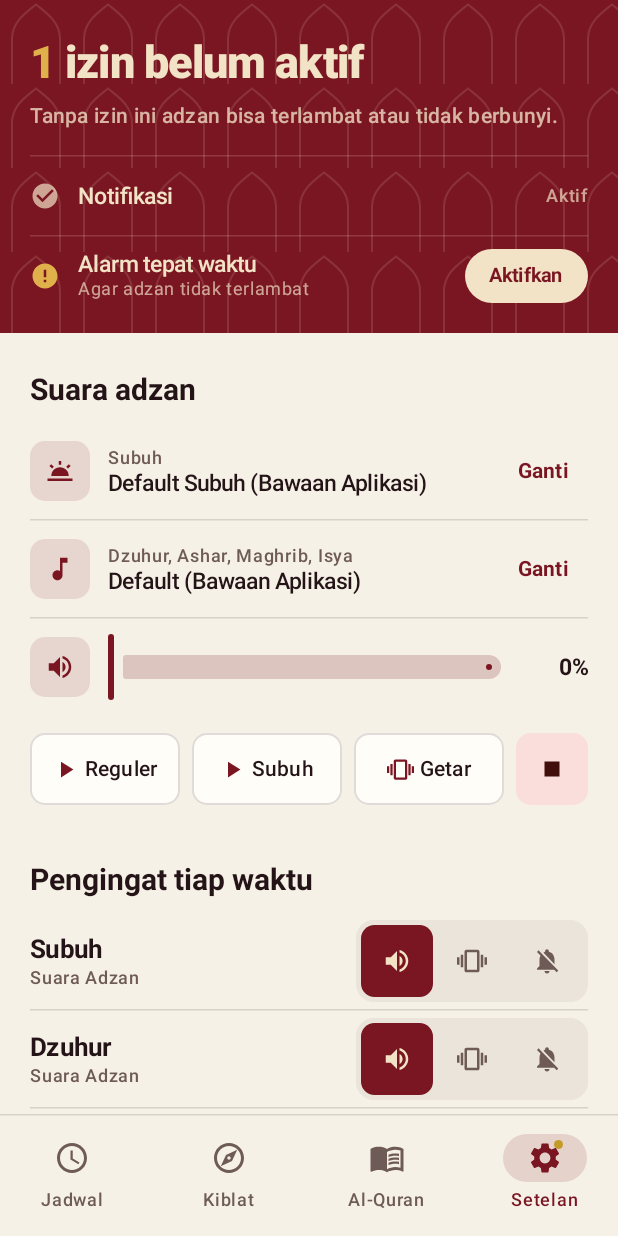
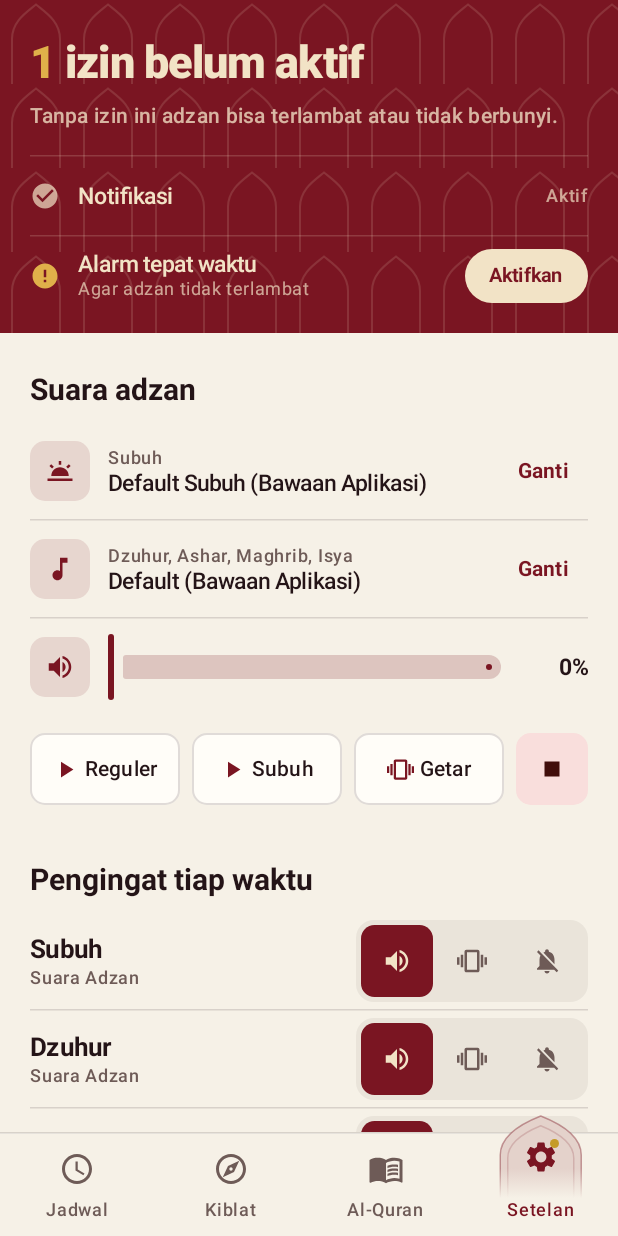
Before and after one commit to rifki-sgnic/MyPrayer, an Android app built with Jetpack Compose: the screen it shows after launch (MainActivity), item 4 of the bottom bar chosen, on a phone screen of 412 x 824 dp. Run offline under Robolectric (Android 15) with nearby library versions, the phone set to English and light mode, and no system bars; our stand-ins replace Room's generated code; libraries missing offline, so code that uses them is left out: androidx.lifecycle.viewmodel, com.batoulapps.adhan2; 18 statements that could not run were skipped.

Commit message:
Add mihrab navigation and refine launch motion
Replace the Material navigation bar with a custom animated mihrab tab bar, improve reader full-screen behavior, and retune the splash and home launch cascade.

```diff
--- a/app/src/main/java/com/rfksgn/myprayer/MainActivity.kt
+++ b/app/src/main/java/com/rfksgn/myprayer/MainActivity.kt
@@ -54,9 +54,30 @@ import androidx.compose.material3.ColorScheme
 import androidx.compose.material3.HorizontalDivider
 import androidx.compose.material3.Icon
 import androidx.compose.material3.MaterialTheme
-import androidx.compose.material3.NavigationBar
-import androidx.compose.material3.NavigationBarItem
-import androidx.compose.material3.NavigationBarItemDefaults
+import androidx.compose.animation.core.animateDpAsState
+import androidx.compose.animation.core.animateFloatAsState
+import androidx.compose.foundation.layout.Arrangement
+import androidx.compose.foundation.layout.Row
+import androidx.compose.foundation.layout.WindowInsets
+import androidx.compose.foundation.layout.fillMaxHeight
+import androidx.compose.foundation.layout.fillMaxWidth
+import androidx.compose.foundation.layout.height
+import androidx.compose.foundation.layout.navigationBars
+import androidx.compose.foundation.layout.offset
+import androidx.compose.foundation.layout.windowInsetsPadding
+import androidx.compose.foundation.selection.selectable
+import androidx.compose.foundation.selection.selectableGroup
+import androidx.compose.material3.LocalContentColor
+import androidx.compose.ui.Alignment
+import androidx.compose.ui.draw.drawBehind
+import androidx.compose.ui.draw.drawWithCache
+import androidx.compose.foundation.layout.navigationBarsPadding
+import androidx.compose.ui.graphics.Brush
+import androidx.compose.ui.graphics.Path
+import androidx.compose.ui.graphics.drawscope.Stroke
+import androidx.compose.ui.graphics.drawscope.translate
+import androidx.compose.ui.semantics.Role
+import androidx.compose.ui.semantics.clearAndSetSemantics
 import androidx.compose.material3.Scaffold
 import androidx.compose.material3.SnackbarDuration
 import androidx.compose.material3.SnackbarHost
@@ -126,12 +147,14 @@ class MainActivity : ComponentActivity() {
         // the loading spinner shows. ponytail: 1.5s cap, so a stuck load still opens the app.
         val splashStart = SystemClock.uptimeMillis()
         splash.setKeepOnScreenCondition { !contentReady && SystemClock.uptimeMillis() - splashStart < 1500 }
-        // The mark shrinks away and the splash fades in 160ms; Jadwal's cascade plays underneath
+        // The mark shrinks as the splash fades in 160ms; Jadwal's cascade plays underneath. Strong ease-out, so the
+        // schedule shows from the first frames instead of waiting behind a slow start.
         splash.setOnExitAnimationListener { provider ->
-            val accelerate = PathInterpolator(0.3f, 0f, 0.8f, 0.15f)
-            provider.iconView.animate().alpha(0f).scaleX(0.8f).scaleY(0.8f)
-                .setDuration(160).setInterpolator(accelerate).start()
-            provider.view.animate().alpha(0f).setDuration(160).setInterpolator(accelerate)
+            val easeOut = PathInterpolator(0.23f, 1f, 0.32f, 1f)
+            // The splash's fade carries the mark too, so the mark only shrinks
+            provider.iconView.animate().scaleX(0.8f).scaleY(0.8f)
+                .setDuration(160).setInterpolator(easeOut).start()
+            provider.view.animate().alpha(0f).setDuration(160).setInterpolator(easeOut)
                 .withEndAction { provider.remove() }.start()
         }
         // A config change or restored process doesn't replay the launch
@@ -271,7 +294,7 @@ class MainActivity : ComponentActivity() {
                         AnimatedVisibility(
                             visible = !(selectedTab == 2 && quranUiState.isReaderActive),
                             enter = slideInVertically(tween(300, easing = EmphasizedEasing)) { it },
-                            exit = slideOutVertically(tween(200)) { it }
+                            exit = slideOutVertically(tween(200, easing = EmphasizedEasing)) { it }
                         ) {
                         AppNavigationBar(
                             selectedTab = selectedTab,
@@ -285,9 +308,8 @@ class MainActivity : ComponentActivity() {
                             onSelect = { tab ->
                                 if (tab != selectedTab) {
                                     selectedTab = tab
-                                } else when (tab) {
-                                    2 -> quranViewModel.closeActiveSurah()
-                                    3 -> navScope.launch { settingsScroll.animateScrollTo(0) }
+                                } else if (tab == 3) {
+                                    navScope.launch { settingsScroll.animateScrollTo(0) }
                                 }
                             }
                         )
@@ -382,7 +404,10 @@ class MainActivity : ComponentActivity() {
                             onToggleShowLatin = quranViewModel::toggleShowLatin,
                             onSetArabicSize = quranViewModel::setArabicSize,
                             onDownloadFullQuran = quranViewModel::downloadAll30JuzOffline,
-                            modifier = Modifier.padding(innerPadding)
+                            // The reader never pads for the bar, so the bar slides over it without the content jumping
+                            modifier = if (quranUiState.isReaderActive) {
+                                Modifier.padding(top = innerPadding.calculateTopPadding()).navigationBarsPadding()
+                            } else Modifier.padding(innerPadding)
                         ) } }
 
                         3 -> SettingsScreen(
@@ -442,48 +467,104 @@ private fun AppNavigationBar(
     val indicator by animateColorAsState(scheme.secondaryContainer, spec, label = "navIndicator")
     val muted by animateColorAsState(scheme.onSurfaceVariant, spec, label = "navMuted")
     val badge by animateColorAsState(scheme.secondary, spec, label = "navBadge")
-    val itemColors = NavigationBarItemDefaults.colors(
-        selectedIconColor = accent,
-        selectedTextColor = accent,
-        indicatorColor = indicator,
-        unselectedIconColor = muted,
-        unselectedTextColor = muted
-    )
     // One pulse per tap, reselects included, so every tap is answered
     val pulses = remember { mutableStateListOf(0, 0, 0, 0) }
+    // The niche glides to the selected tab; read only in the draw phase
+    // 250ms, so the niche (the tap's answer) lands just before the 300ms page slide
+    val nichePos by animateFloatAsState(selectedTab.toFloat(), tween(250, easing = EmphasizedEasing), label = "navNiche")
 
     Column {
         HorizontalDivider(thickness = 1.dp, color = line)
-        NavigationBar(containerColor = surface, tonalElevation = 0.dp) {
+        Row(
+            Modifier
+                .fillMaxWidth()
+                // Read in draw, so the palette change repaints the bar rather than recomposing it
+                .drawBehind { drawRect(surface) }
+                .windowInsetsPadding(WindowInsets.navigationBars)
+                .height(68.dp)
+                .drawWithCache {
+                    val u = 1.dp.toPx()
+                    val niche = mihrabPath(u, close = true)
+                    val edge = mihrabPath(u, close = false)
+                    val inner = Path().apply {
+                        moveTo(7 * u, 58 * u); lineTo(7 * u, 29 * u)
+                        cubicTo(7 * u, 19 * u, 18 * u, 12 * u, 29 * u, 7.5f * u)
+                        cubicTo(40 * u, 12 * u, 51 * u, 19 * u, 51 * u, 29 * u)
+                        lineTo(51 * u, 58 * u)
+                    }
+                    val hairline = Stroke(width = u)
+                    // The niche fades into the bar from 62% of its height down
+                    fun fade(c: Color) = Brush.verticalGradient(0.62f to c, 0.96f to c.copy(alpha = 0f), endY = 58 * u)
+                    onDrawBehind {
+                        // Rises 13dp above the bar's hairline, centred on the selected item
+                        translate(left = (nichePos + 0.5f) * size.width / navTabs.size - 29 * u, top = -13 * u) {
+                            drawPath(niche, fade(indicator))
+                            drawPath(edge, fade(accent.copy(alpha = 0.4f)), style = hairline)
+                            drawPath(inner, fade(accent.copy(alpha = 0.18f)), style = hairline)
+                        }
+                    }
+                }
+                .selectableGroup()
+        ) {
             navTabs.forEachIndexed { index, tab ->
                 val selected = selectedTab == index
                 val flagged = index == 3 && missingPermissions > 0
-                NavigationBarItem(
+                val color by animateColorAsState(if (selected) accent else muted, tween(200), label = "navItem")
+                // The selected icon stands up into the niche
+                val lift by animateDpAsState(if (selected) (-8).dp else 0.dp, tween(250, easing = EmphasizedEasing), label = "navLift")
+                Column(
+                    modifier = Modifier
+                        .weight(1f)
+                        .fillMaxHeight()
+                        // The icon's settle answers each tap, so no ripple fights the niche
+                        .selectable(
                             selected = selected,
                             onClick = {
                                 pulses[index]++
                                 onSelect(index)
                             },
-                    icon = {
-                        BadgedBox(badge = {
-                            // qualified: the bar's RowScope would otherwise pick RowScope.AnimatedVisibility
-                            androidx.compose.animation.AnimatedVisibility(visible = flagged, enter = scaleIn() + fadeIn(), exit = scaleOut() + fadeOut()) {
+                            role = Role.Tab,
+                            interactionSource = null,
+                            indication = null
+                        )
+                        .semantics {
+                            contentDescription = if (flagged) "${tab.label}, $missingPermissions izin belum aktif" else tab.label
+                        }
+                        .padding(bottom = 9.dp),
+                    verticalArrangement = Arrangement.spacedBy(7.dp, Alignment.Bottom),
+                    horizontalAlignment = Alignment.CenterHorizontally
+                ) {
+                    CompositionLocalProvider(LocalContentColor provides color) {
+                        BadgedBox(
+                            badge = {
+                                // qualified: the item's ColumnScope would otherwise pick ColumnScope.AnimatedVisibility
+                                androidx.compose.animation.AnimatedVisibility(
+                                    visible = flagged,
+                                    enter = scaleIn(initialScale = 0.9f) + fadeIn(tween(150)),
+                                    exit = scaleOut(targetScale = 0.9f) + fadeOut(tween(150))
+                                ) {
                                     Badge(containerColor = badge)
                                 }
-                        }) {
+                            },
+                            modifier = Modifier.offset { IntOffset(0, lift.roundToPx()) }
+                        ) {
                             NavIcon(tab, selected, pulses[index])
                         }
-                    },
-                    label = { Text(tab.label) },
-                    colors = itemColors,
-                    // The icon's semantics are cleared under a label, so the warning goes on the item
-                    modifier = if (flagged) {
-                        Modifier.semantics { contentDescription = "${tab.label}, $missingPermissions izin belum aktif" }
-                    } else Modifier
-                )
+                        Text(tab.label, style = MaterialTheme.typography.labelMedium, modifier = Modifier.clearAndSetSemantics { })
                     }
                 }
             }
+        }
+    }
+}
+
+/** The mihrab niche: a pointed arch 54dp wide in a 58dp box, open at the bottom when only its edge is drawn. */
+private fun mihrabPath(u: Float, close: Boolean) = Path().apply {
+    moveTo(2 * u, 58 * u); lineTo(2 * u, 27 * u)
+    cubicTo(2 * u, 15 * u, 15 * u, 6.5f * u, 29 * u, 1 * u)
+    cubicTo(43 * u, 6.5f * u, 56 * u, 15 * u, 56 * u, 27 * u)
+    lineTo(56 * u, 58 * u)
+    if (close) close()
 }
 
 @Composable
@@ -493,7 +574,7 @@ private fun NavIcon(tab: NavTab, selected: Boolean, pulse: Int) {
     LaunchedEffect(pulse) {
         if (pulse > 0) {
             settle.snapTo(0f)
-            settle.animateTo(1f, spring(dampingRatio = 0.55f, stiffness = 380f))
+            settle.animateTo(1f, spring(dampingRatio = 0.8f, stiffness = 380f))
         }
     }
     Crossfade(targetState = selected, animationSpec = tween(150), label = "navIconFill") { filled ->
@@ -503,7 +584,7 @@ private fun NavIcon(tab: NavTab, selected: Boolean, pulse: Int) {
             modifier = Modifier.graphicsLayer {
                 val p = settle.value
                 rotationZ = tab.turn * (1f - p)
-                val s = 0.8f + 0.2f * p
+                val s = 0.9f + 0.1f * p
                 scaleX = s
                 scaleY = s
             }
--- a/app/src/main/java/com/rfksgn/myprayer/presentation/home/HomeScreen.kt
+++ b/app/src/main/java/com/rfksgn/myprayer/presentation/home/HomeScreen.kt
@@ -197,7 +197,7 @@ fun HomeScreen(
             }
 
             // 2. NEXT PRAYER: the name leads; time and countdown share one line beneath it
-            Box(Modifier.launchEntrance(1)) {
+            Box(Modifier.launchEntrance(2)) {
             NextPrayerBlock(
                 nextPrayerName = schedule.nextPrayerName,
                 nextPrayerTime = nextPrayerTargetTime,
--- a/app/src/main/java/com/rfksgn/myprayer/ui/theme/LaunchEntrance.kt
+++ b/app/src/main/java/com/rfksgn/myprayer/ui/theme/LaunchEntrance.kt
@@ -10,27 +10,30 @@ import androidx.compose.ui.unit.dp
 
 /*
  * The launch cascade (DESIGN.md: Launch). As the splash fades, Jadwal settles in from the top: each block
- * fades in and rises 12dp over 280ms, starting 60ms in and 28ms after the block above it.
+ * fades in and rises over 220ms. Indices: 0 header, 1 location card (first run), 2 next prayer,
+ * 3 schedule label, 4-9 the six rows.
  */
-private const val CascadeStartMs = 60f
-private const val CascadeStepMs = 28f
-private const val CascadeItemMs = 280f
-private const val CascadeItems = 10
+private const val CascadeItemMs = 220f
+// When each block starts (ms). Gaps shrink down the page so the group reads as one wave, not a metronome.
+private val CascadeDelayMs = floatArrayOf(0f, 30f, 50f, 70f, 80f, 88f, 94f, 98f, 100f, 100f)
+// The next prayer leads, so it travels furthest; everything else only settles
+private const val LeadIndex = 2
 private val EmphasizedDecelerate = CubicBezierEasing(0.05f, 0.7f, 0.1f, 1f)
 
 /** The whole cascade, for the clock that drives [LocalLaunchProgress] from 0 to 1. */
-const val LaunchCascadeMs = (CascadeStartMs + (CascadeItems - 1) * CascadeStepMs + CascadeItemMs).toInt()
+val LaunchCascadeMs = (CascadeDelayMs.last() + CascadeItemMs).toInt()
 
 /** Launch progress from 0 to 1; read in the draw phase only. Settled (1) whenever no launch is playing. */
 val LocalLaunchProgress = staticCompositionLocalOf<() -> Float> { { 1f } }
 
-/** Places this block in the launch cascade at [index] (0 is the top of Jadwal). */
+/** Places this block in the launch cascade at [index] (see the index list above). */
 @Composable
 fun Modifier.launchEntrance(index: Int): Modifier {
     val progress = LocalLaunchProgress.current
-    val rise = with(LocalDensity.current) { 12.dp.toPx() }
+    val rise = with(LocalDensity.current) { (if (index == LeadIndex) 12.dp else 6.dp).toPx() }
+    val delay = CascadeDelayMs[index]
     return graphicsLayer {
-        val elapsed = progress() * LaunchCascadeMs - (CascadeStartMs + index * CascadeStepMs)
+        val elapsed = progress() * LaunchCascadeMs - delay
         val e = EmphasizedDecelerate.transform((elapsed / CascadeItemMs).coerceIn(0f, 1f))
         alpha = e
         translationY = (1f - e) * rise
```
Also changed, not shown: 1 other file. Lines whose indentation alone changed are shown as unchanged.
